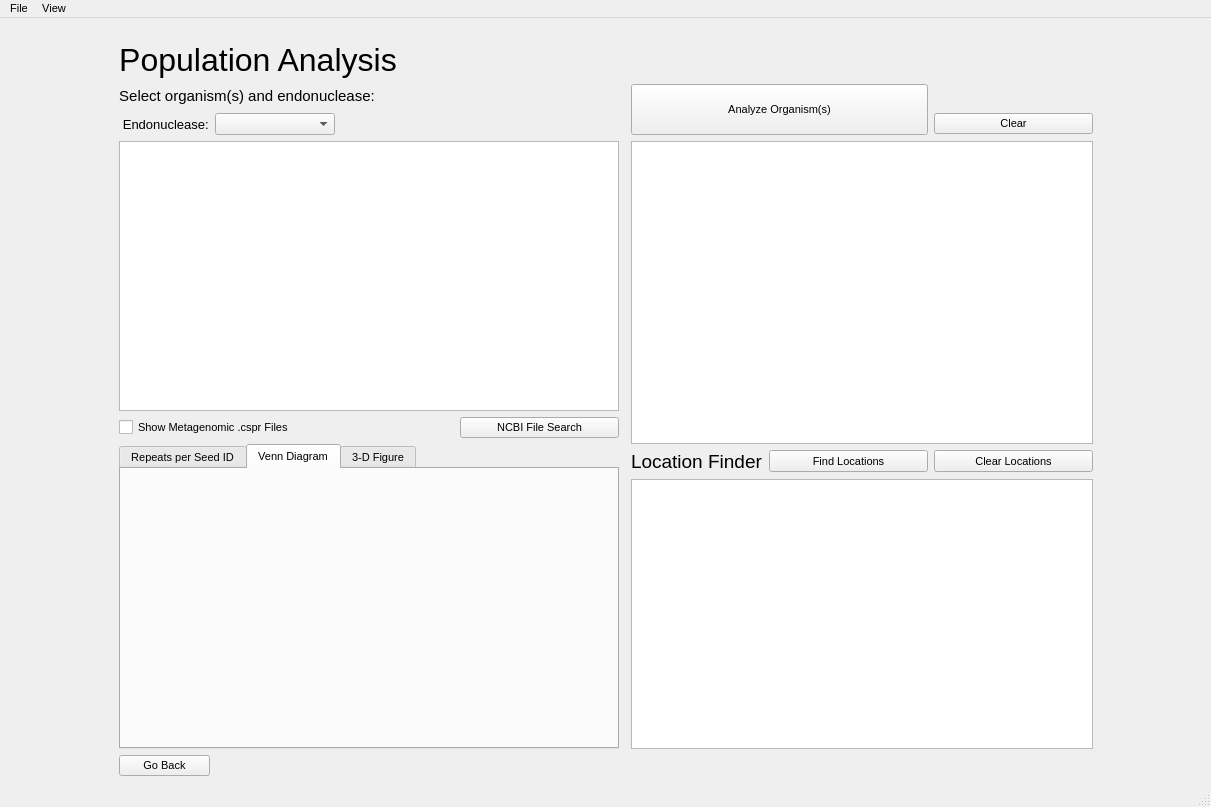
Qt form populationanalysis.ui (bdoze90/CASPERapp) before a commit.
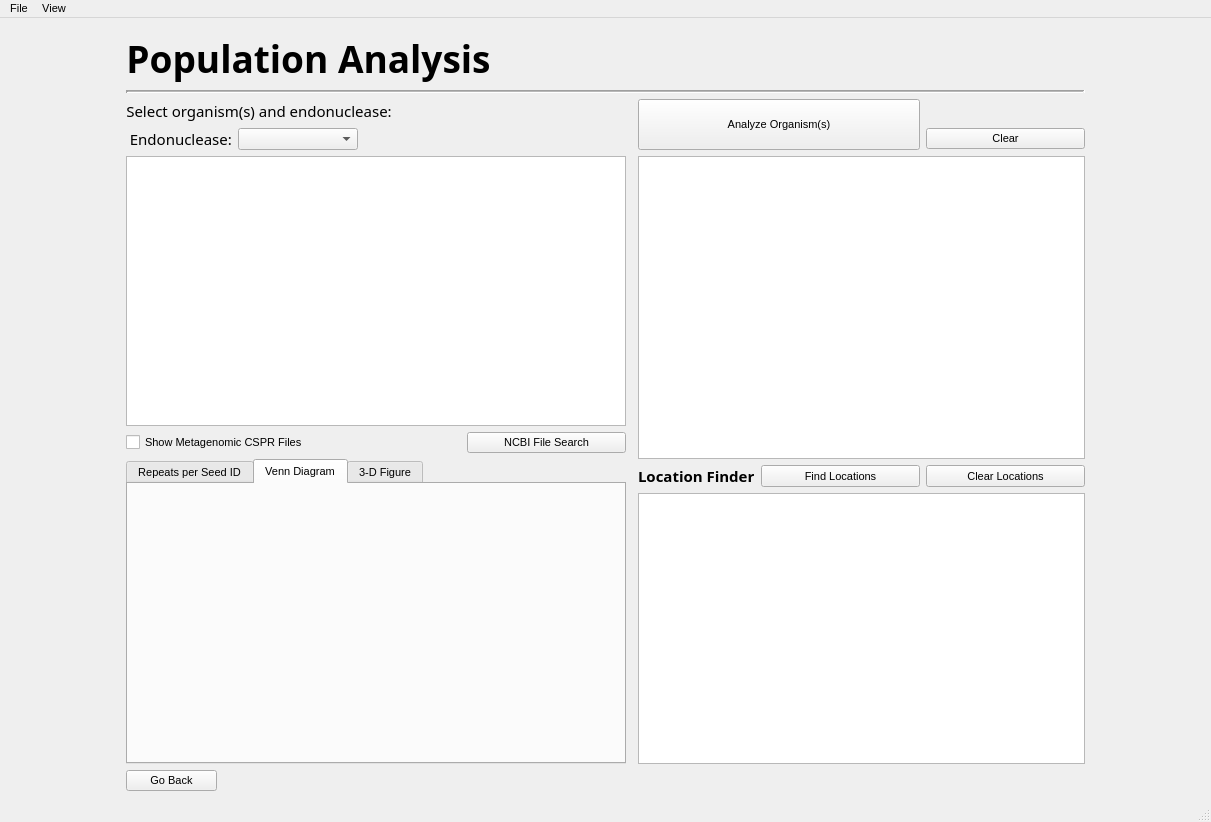
The same form after that commit. Custom widgets are drawn as their Qt base class.

What changed in the file:
```diff
--- a/populationanalysis.ui
+++ b/populationanalysis.ui
@@ -7,7 +7,7 @@
     <x>0</x>
     <y>0</y>
     <width>1211</width>
-    <height>807</height>
+    <height>822</height>
    </rect>
   </property>
   <property name="font">
@@ -19,6 +19,9 @@
    <string>MainWindow</string>
   </property>
   <widget class="QWidget" name="centralwidget">
+   <property name="styleSheet">
+    <string notr="true">font: 11pt &quot;Sans Serif&quot;;</string>
+   </property>
    <layout class="QGridLayout" name="gridLayout">
     <item row="1" column="0">
      <spacer name="horizontalSpacer_2">
@@ -48,50 +51,124 @@
     </item>
     <item row="1" column="1">
      <layout class="QGridLayout" name="gridLayout_3">
-      <item row="1" column="0" alignment="Qt::AlignLeft">
-       <widget class="QLabel" name="label_2">
-        <property name="font">
-         <font>
-          <pointsize>11</pointsize>
-         </font>
-        </property>
-        <property name="text">
-         <string>Select organism(s) and endonuclease:</string>
-        </property>
-        <property name="alignment">
-         <set>Qt::AlignCenter</set>
-        </property>
-       </widget>
-      </item>
-      <item row="7" column="2" colspan="3">
+      <item row="8" column="2" colspan="3">
        <widget class="QLabel" name="label_4">
         <property name="font">
          <font>
-          <pointsize>14</pointsize>
+          <family>Sans Serif</family>
+          <pointsize>11</pointsize>
+          <weight>50</weight>
+          <italic>false</italic>
+          <bold>false</bold>
          </font>
         </property>
         <property name="text">
-         <string>Location Finder</string>
+         <string>&lt;html&gt;&lt;head/&gt;&lt;body&gt;&lt;p&gt;&lt;span style=&quot; font-weight:600;&quot;&gt;Location Finder&lt;/span&gt;&lt;/p&gt;&lt;/body&gt;&lt;/html&gt;</string>
         </property>
         <property name="alignment">
          <set>Qt::AlignLeading|Qt::AlignLeft|Qt::AlignVCenter</set>
         </property>
        </widget>
       </item>
-      <item row="9" column="0">
-       <widget class="QPushButton" name="goBackButton">
+      <item row="7" column="0" rowspan="3">
+       <widget class="QTabWidget" name="tabWidget">
+        <property name="minimumSize">
+         <size>
+          <width>500</width>
+          <height>305</height>
+         </size>
+        </property>
         <property name="maximumSize">
          <size>
-          <width>91</width>
+          <width>500</width>
+          <height>16777215</height>
+         </size>
+        </property>
+        <property name="currentIndex">
+         <number>1</number>
+        </property>
+        <widget class="pop_analysis_repeats_graph" name="pop_analysis_repeats_graph">
+         <attribute name="title">
+          <string>Repeats per Seed ID</string>
+         </attribute>
+        </widget>
+        <widget class="pop_analysis_venn_diagram" name="pop_analysis_venn_diagram">
+         <attribute name="title">
+          <string>Venn Diagram</string>
+         </attribute>
+         <widget class="QPushButton" name="show_names2">
+          <property name="geometry">
+           <rect>
+            <x>550</x>
+            <y>10</y>
+            <width>80</width>
+            <height>22</height>
+           </rect>
+          </property>
+          <property name="text">
+           <string>Show Names</string>
+          </property>
+         </widget>
+        </widget>
+        <widget class="pop_analysis_3dgraph" name="pop_analysis_3dgraph">
+         <attribute name="title">
+          <string>3-D Figure</string>
+         </attribute>
+         <widget class="QPushButton" name="show_names">
+          <property name="geometry">
+           <rect>
+            <x>390</x>
+            <y>10</y>
+            <width>80</width>
+            <height>22</height>
+           </rect>
+          </property>
+          <property name="text">
+           <string>Show Names</string>
+          </property>
+         </widget>
+        </widget>
+       </widget>
+      </item>
+      <item row="8" column="5">
+       <widget class="QPushButton" name="find_locs_button">
+        <property name="minimumSize">
+         <size>
+          <width>159</width>
           <height>22</height>
          </size>
         </property>
+        <property name="maximumSize">
+         <size>
+          <width>159</width>
+          <height>22</height>
+         </size>
+        </property>
         <property name="text">
-         <string>Go Back</string>
+         <string>Find Locations</string>
         </property>
        </widget>
       </item>
-      <item row="1" column="2" rowspan="2" colspan="4">
+      <item row="2" column="0" alignment="Qt::AlignLeft">
+       <widget class="QLabel" name="label_2">
+        <property name="font">
+         <font>
+          <family>Sans Serif</family>
+          <pointsize>11</pointsize>
+          <weight>50</weight>
+          <italic>false</italic>
+          <bold>false</bold>
+         </font>
+        </property>
+        <property name="text">
+         <string>Select organism(s) and endonuclease:</string>
+        </property>
+        <property name="alignment">
+         <set>Qt::AlignCenter</set>
+        </property>
+       </widget>
+      </item>
+      <item row="2" column="2" rowspan="2" colspan="4">
        <widget class="QPushButton" name="analyze_button">
         <property name="minimumSize">
          <size>
@@ -113,42 +190,66 @@
         </property>
        </widget>
       </item>
-      <item row="2" column="6">
+      <item row="3" column="6">
        <widget class="QPushButton" name="clear_Button">
         <property name="text">
          <string>Clear</string>
         </property>
        </widget>
       </item>
-      <item row="4" column="0">
-       <widget class="QTableWidget" name="org_Table">
-        <property name="minimumSize">
-         <size>
-          <width>500</width>
-          <height>270</height>
-         </size>
+      <item row="0" column="0" colspan="7" alignment="Qt::AlignLeft">
+       <widget class="QLabel" name="label">
+        <property name="font">
+         <font>
+          <family>Sans Serif</family>
+          <pointsize>28</pointsize>
+          <weight>50</weight>
+          <italic>false</italic>
+          <bold>false</bold>
+         </font>
         </property>
-        <property name="maximumSize">
-         <size>
-          <width>500</width>
-          <height>16777215</height>
-         </size>
+        <property name="styleSheet">
+         <string notr="true">font: 28pt &quot;Sans Serif&quot;;</string>
         </property>
-        <property name="sizeAdjustPolicy">
-         <enum>QAbstractScrollArea::AdjustToContents</enum>
+        <property name="text">
+         <string>&lt;html&gt;&lt;head/&gt;&lt;body&gt;&lt;p&gt;&lt;span style=&quot; font-weight:600;&quot;&gt;Population Analysis&lt;/span&gt;&lt;/p&gt;&lt;/body&gt;&lt;/html&gt;</string>
         </property>
-        <property name="horizontalScrollMode">
-         <enum>QAbstractItemView::ScrollPerPixel</enum>
+        <property name="alignment">
+         <set>Qt::AlignCenter</set>
         </property>
-        <attribute name="horizontalHeaderCascadingSectionResizes">
-         <bool>true</bool>
-        </attribute>
-        <attribute name="horizontalHeaderStretchLastSection">
-         <bool>true</bool>
-        </attribute>
        </widget>
       </item>
-      <item row="9" column="2" colspan="5">
+      <item row="6" column="0">
+       <layout class="QGridLayout" name="gridLayout_2">
+        <item row="0" column="0" alignment="Qt::AlignLeft">
+         <widget class="QCheckBox" name="meta_genomic_cspr_checkbox">
+          <property name="maximumSize">
+           <size>
+            <width>1000000</width>
+            <height>20</height>
+           </size>
+          </property>
+          <property name="text">
+           <string>Show Metagenomic CSPR Files</string>
+          </property>
+         </widget>
+        </item>
+        <item row="0" column="1">
+         <widget class="QPushButton" name="ncbi_search_button">
+          <property name="maximumSize">
+           <size>
+            <width>159</width>
+            <height>22</height>
+           </size>
+          </property>
+          <property name="text">
+           <string>NCBI File Search</string>
+          </property>
+         </widget>
+        </item>
+       </layout>
+      </item>
+      <item row="10" column="2" colspan="5">
        <spacer name="horizontalSpacer">
         <property name="orientation">
          <enum>Qt::Horizontal</enum>
@@ -161,7 +262,35 @@
         </property>
        </spacer>
       </item>
-      <item row="4" column="2" rowspan="3" colspan="5">
+      <item row="5" column="0">
+       <widget class="QTableWidget" name="org_Table">
+        <property name="minimumSize">
+         <size>
+          <width>500</width>
+          <height>270</height>
+         </size>
+        </property>
+        <property name="maximumSize">
+         <size>
+          <width>500</width>
+          <height>16777215</height>
+         </size>
+        </property>
+        <property name="sizeAdjustPolicy">
+         <enum>QAbstractScrollArea::AdjustToContents</enum>
+        </property>
+        <property name="horizontalScrollMode">
+         <enum>QAbstractItemView::ScrollPerPixel</enum>
+        </property>
+        <attribute name="horizontalHeaderCascadingSectionResizes">
+         <bool>true</bool>
+        </attribute>
+        <attribute name="horizontalHeaderStretchLastSection">
+         <bool>true</bool>
+        </attribute>
+       </widget>
+      </item>
+      <item row="5" column="2" rowspan="3" colspan="5">
        <widget class="QTableWidget" name="table2">
         <property name="minimumSize">
          <size>
@@ -192,150 +321,7 @@
         </attribute>
        </widget>
       </item>
-      <item row="0" column="0" colspan="7" alignment="Qt::AlignLeft">
-       <widget class="QLabel" name="label">
-        <property name="font">
-         <font>
-          <pointsize>24</pointsize>
-          <weight>50</weight>
-          <bold>false</bold>
-         </font>
-        </property>
-        <property name="text">
-         <string>Population Analysis</string>
-        </property>
-        <property name="alignment">
-         <set>Qt::AlignCenter</set>
-        </property>
-       </widget>
-      </item>
-      <item row="7" column="5">
-       <widget class="QPushButton" name="find_locs_button">
-        <property name="minimumSize">
-         <size>
-          <width>159</width>
-          <height>22</height>
-         </size>
-        </property>
-        <property name="maximumSize">
-         <size>
-          <width>159</width>
-          <height>22</height>
-         </size>
-        </property>
-        <property name="text">
-         <string>Find Locations</string>
-        </property>
-       </widget>
-      </item>
-      <item row="7" column="6">
-       <widget class="QPushButton" name="clear_loc_button">
-        <property name="minimumSize">
-         <size>
-          <width>159</width>
-          <height>22</height>
-         </size>
-        </property>
-        <property name="maximumSize">
-         <size>
-          <width>159</width>
-          <height>22</height>
-         </size>
-        </property>
-        <property name="text">
-         <string>Clear Locations</string>
-        </property>
-       </widget>
-      </item>
-      <item row="8" column="2" colspan="5">
-       <widget class="QTableWidget" name="loc_finder_table">
-        <property name="minimumSize">
-         <size>
-          <width>0</width>
-          <height>192</height>
-         </size>
-        </property>
-        <property name="maximumSize">
-         <size>
-          <width>700</width>
-          <height>16777215</height>
-         </size>
-        </property>
-        <property name="sizeAdjustPolicy">
-         <enum>QAbstractScrollArea::AdjustToContents</enum>
-        </property>
-        <property name="horizontalScrollMode">
-         <enum>QAbstractItemView::ScrollPerPixel</enum>
-        </property>
-        <attribute name="horizontalHeaderCascadingSectionResizes">
-         <bool>true</bool>
-        </attribute>
-        <attribute name="horizontalHeaderStretchLastSection">
-         <bool>false</bool>
-        </attribute>
-       </widget>
-      </item>
-      <item row="6" column="0" rowspan="3">
-       <widget class="QTabWidget" name="tabWidget">
-        <property name="minimumSize">
-         <size>
-          <width>500</width>
-          <height>305</height>
-         </size>
-        </property>
-        <property name="maximumSize">
-         <size>
-          <width>500</width>
-          <height>16777215</height>
-         </size>
-        </property>
-        <property name="currentIndex">
-         <number>1</number>
-        </property>
-        <widget class="pop_analysis_repeats_graph" name="pop_analysis_repeats_graph">
-         <attribute name="title">
-          <string>Repeats per Seed ID</string>
-         </attribute>
-        </widget>
-        <widget class="pop_analysis_venn_diagram" name="pop_analysis_venn_diagram">
-         <attribute name="title">
-          <string>Venn Diagram</string>
-         </attribute>
-         <widget class="QPushButton" name="show_names2">
-          <property name="geometry">
-           <rect>
-            <x>550</x>
-            <y>10</y>
-            <width>80</width>
-            <height>22</height>
-           </rect>
-          </property>
-          <property name="text">
-           <string>Show Names</string>
-          </property>
-         </widget>
-        </widget>
-        <widget class="pop_analysis_3dgraph" name="pop_analysis_3dgraph">
-         <attribute name="title">
-          <string>3-D Figure</string>
-         </attribute>
-         <widget class="QPushButton" name="show_names">
-          <property name="geometry">
-           <rect>
-            <x>390</x>
-            <y>10</y>
-            <width>80</width>
-            <height>22</height>
-           </rect>
-          </property>
-          <property name="text">
-           <string>Show Names</string>
-          </property>
-         </widget>
-        </widget>
-       </widget>
-      </item>
-      <item row="2" column="0">
+      <item row="3" column="0">
        <layout class="QHBoxLayout" name="horizontalLayout">
         <item>
          <layout class="QFormLayout" name="formLayout">
@@ -346,21 +332,22 @@
            <widget class="QLabel" name="label_3">
             <property name="maximumSize">
              <size>
-              <width>91</width>
+              <width>10000</width>
               <height>22</height>
              </size>
             </property>
             <property name="font">
              <font>
-              <pointsize>10</pointsize>
+              <family>Sans Serif</family>
+              <pointsize>11</pointsize>
+              <weight>50</weight>
+              <italic>false</italic>
+              <bold>false</bold>
              </font>
             </property>
             <property name="text">
              <string> Endonuclease:</string>
             </property>
-            <property name="alignment">
-             <set>Qt::AlignCenter</set>
-            </property>
            </widget>
           </item>
           <item row="0" column="1">
@@ -383,35 +370,78 @@
         </item>
        </layout>
       </item>
-      <item row="5" column="0">
-       <layout class="QGridLayout" name="gridLayout_2">
-        <item row="0" column="0" alignment="Qt::AlignLeft">
-         <widget class="QCheckBox" name="meta_genomic_cspr_checkbox">
-          <property name="maximumSize">
-           <size>
-            <width>221</width>
-            <height>20</height>
-           </size>
-          </property>
-          <property name="text">
-           <string>Show Metagenomic .cspr Files</string>
-          </property>
-         </widget>
-        </item>
-        <item row="0" column="1">
-         <widget class="QPushButton" name="ncbi_search_button">
-          <property name="maximumSize">
-           <size>
-            <width>159</width>
-            <height>22</height>
-           </size>
-          </property>
-          <property name="text">
-           <string>NCBI File Search</string>
-          </property>
-         </widget>
-        </item>
-       </layout>
+      <item row="10" column="0">
+       <widget class="QPushButton" name="goBackButton">
+        <property name="maximumSize">
+         <size>
+          <width>91</width>
+          <height>22</height>
+         </size>
+        </property>
+        <property name="text">
+         <string>Go Back</string>
+        </property>
+       </widget>
+      </item>
+      <item row="8" column="6">
+       <widget class="QPushButton" name="clear_loc_button">
+        <property name="minimumSize">
+         <size>
+          <width>159</width>
+          <height>22</height>
+         </size>
+        </property>
+        <property name="maximumSize">
+         <size>
+          <width>159</width>
+          <height>22</height>
+         </size>
+        </property>
+        <property name="text">
+         <string>Clear Locations</string>
+        </property>
+       </widget>
+      </item>
+      <item row="9" column="2" colspan="5">
+       <widget class="QTableWidget" name="loc_finder_table">
+        <property name="minimumSize">
+         <size>
+          <width>0</width>
+          <height>192</height>
+         </size>
+        </property>
+        <property name="maximumSize">
+         <size>
+          <width>700</width>
+          <height>16777215</height>
+         </size>
+        </property>
+        <property name="sizeAdjustPolicy">
+         <enum>QAbstractScrollArea::AdjustToContents</enum>
+        </property>
+        <property name="horizontalScrollMode">
+         <enum>QAbstractItemView::ScrollPerPixel</enum>
+        </property>
+        <attribute name="horizontalHeaderCascadingSectionResizes">
+         <bool>true</bool>
+        </attribute>
+        <attribute name="horizontalHeaderStretchLastSection">
+         <bool>false</bool>
+        </attribute>
+       </widget>
+      </item>
+      <item row="1" column="0" colspan="7">
+       <widget class="Line" name="line">
+        <property name="lineWidth">
+         <number>2</number>
+        </property>
+        <property name="midLineWidth">
+         <number>1</number>
+        </property>
+        <property name="orientation">
+         <enum>Qt::Horizontal</enum>
+        </property>
+       </widget>
       </item>
      </layout>
     </item>
```
